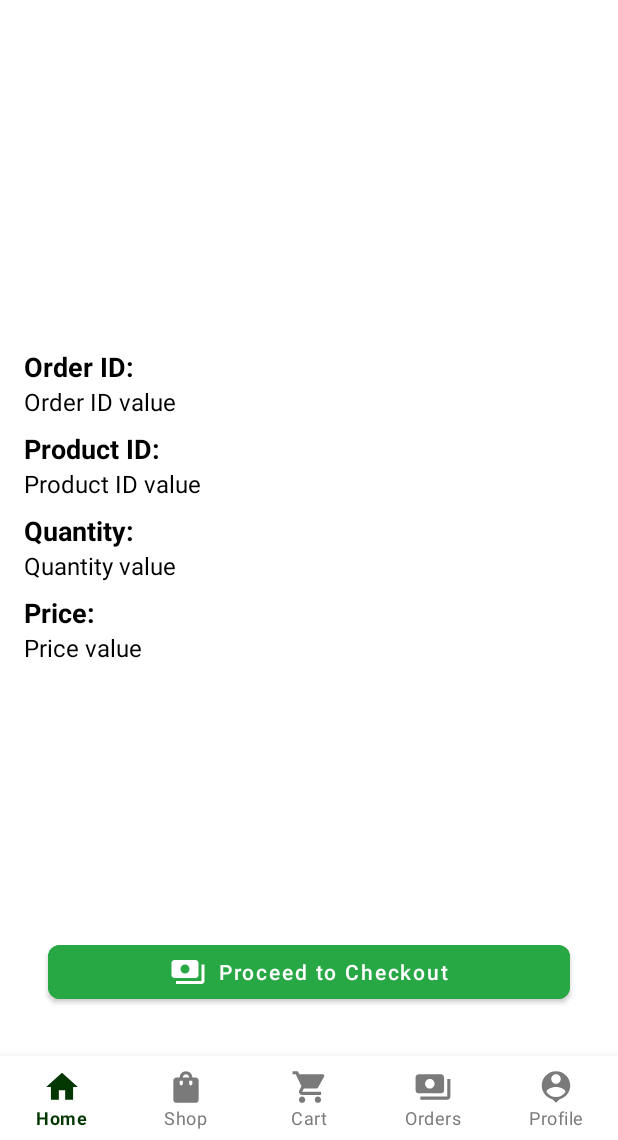
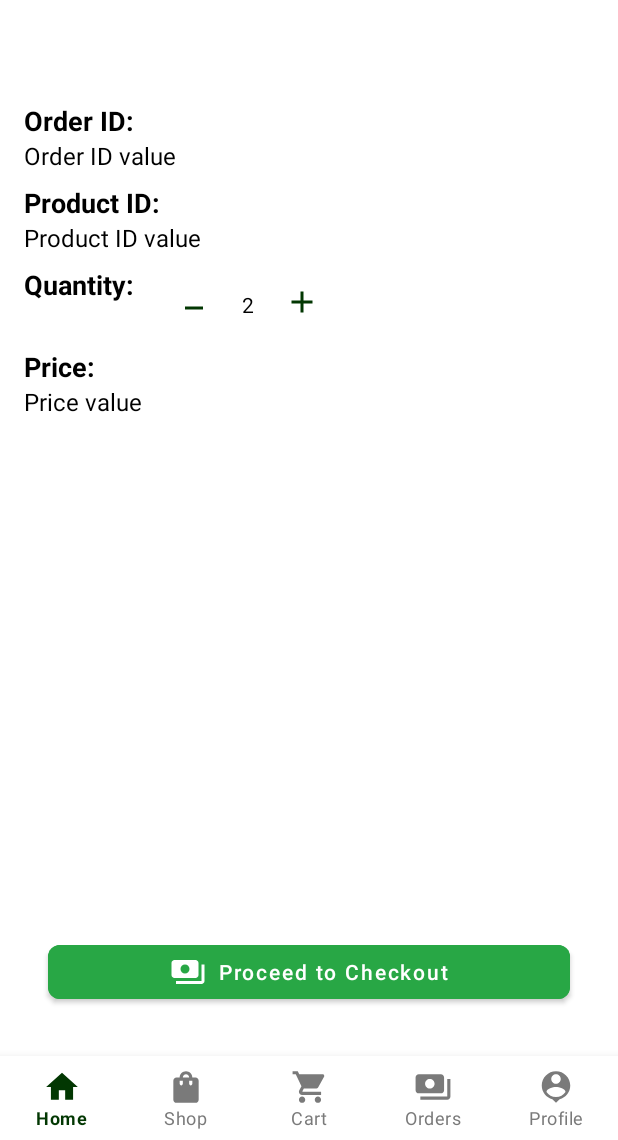
Before and after one commit to AcademiaY4/ApeKade-Mobile, an Android app: the fragment CartDetailFragment placed in its activity, on a phone screen of 412 x 824 dp, the part 96-1236 px from its top. Run offline under Robolectric (Android 15) with nearby library versions, the phone set to English and light mode, and no system bars; 4 statements that could not run were skipped.

Commit message:
added quantity increase and decrease function

```diff
--- a/app/src/main/java/com/app/apekade/Fragment/CartDetailFragment.java
+++ b/app/src/main/java/com/app/apekade/Fragment/CartDetailFragment.java
@@ -5,6 +5,7 @@ import android.view.LayoutInflater;
 import android.view.View;
 import android.view.ViewGroup;
 import android.widget.Button;
+import android.widget.ImageButton;
 import android.widget.ImageView;
 import android.widget.TextView;
 import androidx.annotation.NonNull;
@@ -16,7 +17,12 @@ import com.app.apekade.R;
 public class CartDetailFragment extends Fragment {
 
     private static final String ARG_CART_ITEM = "cart_item";
-    private Button btnCheckout;
+    private Button  btnCheckout;
+    private ImageButton btnIncrease;
+    private ImageButton  btnDecrease;
+    private TextView quantityTextView;
+    private TextView priceTextView;
+    private CartItem cartItem;
 
     public static CartDetailFragment newInstance(CartItem cartItem) {
         CartDetailFragment fragment = new CartDetailFragment();
@@ -31,27 +37,36 @@ public class CartDetailFragment extends Fragment {
     public View onCreateView(@NonNull LayoutInflater inflater, @Nullable ViewGroup container, @Nullable Bundle savedInstanceState) {
         View view = inflater.inflate(R.layout.fragment_cart_detail, container, false);
 
-        // Retrieve the cart item from arguments
-        CartItem cartItem = (CartItem) getArguments().getSerializable(ARG_CART_ITEM);
+        cartItem = (CartItem) getArguments().getSerializable(ARG_CART_ITEM);
 
-        // Initialize the checkout button
         btnCheckout = view.findViewById(R.id.btnCheckout2);
+        btnIncrease = view.findViewById(R.id.cbtn_plus);
+        btnDecrease = view.findViewById(R.id.cbtn_minus);
+
 
         // Initialize TextViews with cart item details
         TextView productIdTextView = view.findViewById(R.id.cproduct_id_value);
-        TextView quantityTextView = view.findViewById(R.id.cproduct_quantity_value);
-        TextView priceTextView = view.findViewById(R.id.cproduct_price_value);
-//        ImageView productImageView = view.findViewById(R.id.image_product); // Assuming you have an ImageView for the product image
+        quantityTextView = view.findViewById(R.id.cproduct_quantity_value);
+        priceTextView = view.findViewById(R.id.cproduct_price_value);
 
-        // Set cart item details to TextViews
         productIdTextView.setText(cartItem.getProductId());
         quantityTextView.setText(String.valueOf(cartItem.getQuantity()));
         priceTextView.setText(String.valueOf(cartItem.getPrice()));
 
-//        // Load the product image using Glide
-//        Glide.with(view.getContext())
-//                .load(cartItem.getImageUrl()) // Assuming CartItem has getImageUrl() method
-//                .into(productImageView);
+        // Set listeners for increase and decrease buttons
+        btnIncrease.setOnClickListener(new View.OnClickListener() {
+            @Override
+            public void onClick(View v) {
+                updateQuantity(1);
+            }
+        });
+
+        btnDecrease.setOnClickListener(new View.OnClickListener() {
+            @Override
+            public void onClick(View v) {
+                updateQuantity(-1);
+            }
+        });
 
 
         // Set an onClickListener on the checkout button to navigate to payment
@@ -61,12 +76,33 @@ public class CartDetailFragment extends Fragment {
                 // Replace the current fragment with the PaymentFragment
                 PaymentFragment paymentFragment = new PaymentFragment();
                 getActivity().getSupportFragmentManager().beginTransaction()
-                        .replace(R.id.frame_layout, paymentFragment) // Assuming 'fragment_container' is the ID of your fragment container
-                        .addToBackStack(null) // Optional: adds this transaction to the back stack
+                        .replace(R.id.frame_layout, paymentFragment)
+                        .addToBackStack(null)
                         .commit();
             }
         });
 
         return view;
     }
+
+    private void updateQuantity(int change) {
+        int currentQuantity = cartItem.getQuantity();
+        if (change > 0) {
+            currentQuantity++;
+        } else if (currentQuantity > 1) { // Prevent quantity from going below 1
+            currentQuantity--;
+        }
+        cartItem.setQuantity(currentQuantity);
+        quantityTextView.setText(String.valueOf(currentQuantity));
+        priceTextView.setText(String.valueOf(cartItem.getPrice() * currentQuantity)); // Update price
+    }
+
+    private void removeFromCart() {
+        // Logic to remove item from cart
+        // This may involve notifying an adapter or a ViewModel, depending on your architecture
+        // For example, you can pop this fragment and notify the activity that the item has been removed
+        getActivity().getSupportFragmentManager().beginTransaction()
+                .remove(this)
+                .commit();
+    }
 }
--- a/app/src/main/java/com/app/apekade/Fragment/PaymentFragment.java
+++ b/app/src/main/java/com/app/apekade/Fragment/PaymentFragment.java
@@ -39,7 +39,7 @@ public class PaymentFragment extends Fragment {
         radioMasterCard = view.findViewById(R.id.radio_master_card);
         radioVisaCard = view.findViewById(R.id.radio_visa_card);
         radioTerms = view.findViewById(R.id.terms);
-        submitButton = view.findViewById(R.id.csubmit);
+        submitButton = view.findViewById(R.id.cSubmit);
 
         // Set click listener for the submit button
         submitButton.setOnClickListener(v -> processPayment());
--- a/app/src/main/res/layout/fragment_cart_detail.xml
+++ b/app/src/main/res/layout/fragment_cart_detail.xml
@@ -1,5 +1,6 @@
 <androidx.constraintlayout.widget.ConstraintLayout xmlns:android="http://schemas.android.com/apk/res/android"
     xmlns:app="http://schemas.android.com/apk/res-auto"
+    xmlns:tools="http://schemas.android.com/tools"
     android:layout_width="match_parent"
     android:layout_height="match_parent"
     android:padding="16dp">
@@ -42,29 +43,30 @@
         android:layout_margin="8dp" />
 
     <!-- Product Image -->
-    <com.google.android.material.imageview.ShapeableImageView
-        android:id="@+id/cImage_product"
-        android:layout_width="0dp"
-        android:layout_height="200dp"
-        android:scaleType="centerCrop"
-        android:contentDescription="Product Image"
-        app:layout_constraintTop_toBottomOf="@id/imageView2"
-        app:layout_constraintStart_toStartOf="parent"
-        app:layout_constraintEnd_toEndOf="parent"
-        android:layout_marginTop="16dp" />
+<!--    <com.google.android.material.imageview.ShapeableImageView-->
+<!--        android:id="@+id/cImage_product"-->
+<!--        android:layout_width="0dp"-->
+<!--        android:layout_height="200dp"-->
+<!--        android:scaleType="centerCrop"-->
+<!--        android:contentDescription="Product Image"-->
+<!--        app:layout_constraintTop_toBottomOf="@id/imageView2"-->
+<!--        app:layout_constraintStart_toStartOf="parent"-->
+<!--        app:layout_constraintEnd_toEndOf="parent"-->
+<!--        android:layout_marginTop="16dp" />-->
 
     <!-- Order ID Label -->
+
     <TextView
         android:id="@+id/order_id_label"
         android:layout_width="wrap_content"
         android:layout_height="wrap_content"
-        android:layout_marginTop="16dp"
+        android:layout_marginTop="116dp"
         android:text="Order ID:"
         android:textColor="@color/black"
         android:textSize="18sp"
         android:textStyle="bold"
         app:layout_constraintStart_toStartOf="parent"
-        app:layout_constraintTop_toBottomOf="@id/cImage_product" />
+        app:layout_constraintTop_toTopOf="parent" />
 
     <TextView
         android:id="@+id/cproduct_id_value"
@@ -113,16 +115,62 @@
         app:layout_constraintTop_toBottomOf="@id/cproduct_id_value2" />
 
     <TextView
-        android:id="@+id/cproduct_quantity_value"
+        android:id="@+id/quantity_value"
         android:layout_width="wrap_content"
         android:layout_height="wrap_content"
-        android:text="Quantity value"
         android:textColor="@color/black"
         android:textSize="16sp"
         app:layout_constraintStart_toStartOf="parent"
         app:layout_constraintTop_toBottomOf="@id/quantity_label" />
 
+
     <!-- Price Label -->
+
+    <ImageButton
+        android:id="@+id/cbtn_minus"
+        android:layout_width="48dp"
+        android:layout_height="48dp"
+        android:layout_alignBottom="@+id/quantity_label"
+        android:layout_marginStart="16dp"
+        android:layout_marginTop="4dp"
+        android:layout_toEndOf="@id/quantity_label"
+        android:background="?attr/selectableItemBackground"
+        android:contentDescription="Decrease Quantity"
+        android:padding="8dp"
+        android:src="@drawable/baseline_minimize_24"
+        app:layout_constraintStart_toEndOf="@+id/quantity_label"
+        app:layout_constraintTop_toBottomOf="@+id/cproduct_id_value2"
+        app:tint="@color/primary" />
+
+    <TextView
+        android:id="@+id/cproduct_quantity_value"
+        android:layout_width="wrap_content"
+        android:layout_height="wrap_content"
+        android:layout_marginStart="8dp"
+        android:layout_marginTop="24dp"
+        android:layout_toEndOf="@id/cbtn_minus"
+        android:text="2"
+        android:textColor="@color/black"
+        android:textSize="14sp"
+        app:layout_constraintStart_toEndOf="@+id/cbtn_minus"
+        app:layout_constraintTop_toBottomOf="@+id/cproduct_id_value2" />
+
+    <ImageButton
+        android:id="@+id/cbtn_plus"
+        android:layout_width="48dp"
+        android:layout_height="48dp"
+        android:layout_alignBottom="@+id/cbtn_minus"
+        android:layout_marginStart="8dp"
+        android:layout_marginTop="8dp"
+        android:layout_toEndOf="@id/cproduct_quantity_value"
+        android:background="?attr/selectableItemBackground"
+        android:contentDescription="Increase Quantity"
+        android:padding="1dp"
+        android:src="@drawable/baseline_add_24"
+        app:layout_constraintStart_toEndOf="@+id/cproduct_quantity_value"
+        app:layout_constraintTop_toBottomOf="@+id/cproduct_id_value2"
+        app:tint="@color/primary" />
+
     <TextView
         android:id="@+id/price_label"
         android:layout_width="wrap_content"
@@ -133,7 +181,7 @@
         android:textSize="18sp"
         android:textStyle="bold"
         app:layout_constraintStart_toStartOf="parent"
-        app:layout_constraintTop_toBottomOf="@id/cproduct_quantity_value" />
+        app:layout_constraintTop_toBottomOf="@id/quantity_value" />
 
     <TextView
         android:id="@+id/cproduct_price_value"
--- a/app/src/main/res/layout/fragment_payment.xml
+++ b/app/src/main/res/layout/fragment_payment.xml
@@ -227,7 +227,7 @@
 
 
             <Button
-                android:id="@+id/csubmit"
+                android:id="@+id/cSubmit"
                 android:layout_width="match_parent"
                 android:layout_height="wrap_content"
                 android:background="#28a745"
```
Also changed, not shown: app/src/main/java/com/app/apekade/Adapters/CartAdapter.java (+32 -18 lines), app/src/main/res/layout/fragment_cart_item.xml (+5 -5 lines).
